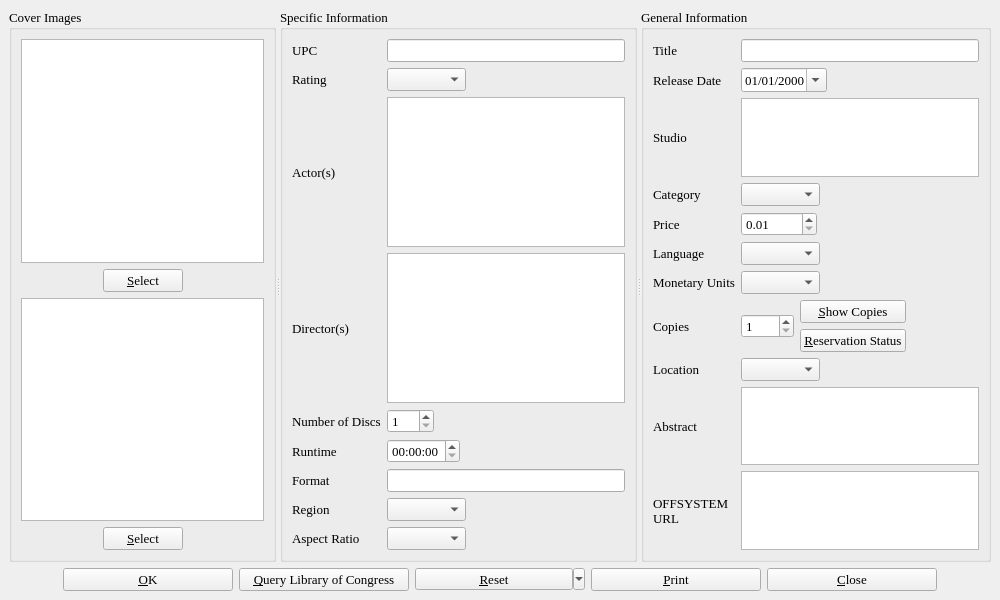
First picture: the form in dvdinfo.ui, repository textbrowser/biblioteq, before the edit.
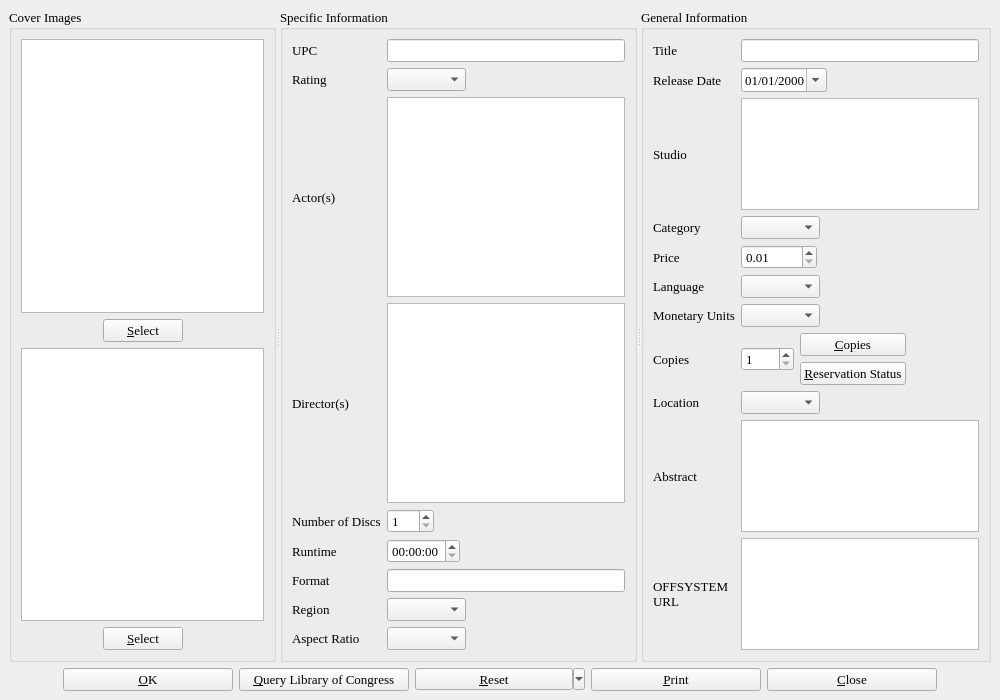
Second picture: the form after the edit. Icons and pictures are not drawn. Custom widgets are drawn as their Qt base class.

```diff
--- a/dvdinfo.ui
+++ b/dvdinfo.ui
@@ -6,13 +6,13 @@
     <x>0</x>
     <y>0</y>
     <width>1000</width>
-    <height>600</height>
+    <height>700</height>
    </rect>
   </property>
   <property name="minimumSize" >
    <size>
     <width>1000</width>
-    <height>600</height>
+    <height>700</height>
    </size>
   </property>
   <property name="font" >
@@ -47,12 +47,6 @@
           <property name="toolTip" >
            <string>Front Cover Image</string>
           </property>
-          <property name="verticalScrollBarPolicy" >
-           <enum>Qt::ScrollBarAsNeeded</enum>
-          </property>
-          <property name="horizontalScrollBarPolicy" >
-           <enum>Qt::ScrollBarAsNeeded</enum>
-          </property>
          </widget>
         </item>
         <item>
@@ -103,12 +97,6 @@
           <property name="toolTip" >
            <string>Back Cover Image</string>
           </property>
-          <property name="verticalScrollBarPolicy" >
-           <enum>Qt::ScrollBarAsNeeded</enum>
-          </property>
-          <property name="horizontalScrollBarPolicy" >
-           <enum>Qt::ScrollBarAsNeeded</enum>
-          </property>
          </widget>
         </item>
         <item>
@@ -829,7 +817,7 @@
                </font>
               </property>
               <property name="text" >
-               <string>&amp;Show Copies</string>
+               <string>&amp;Copies</string>
               </property>
               <property name="icon" >
                <iconset>icons.d/16x16/editcopy.png</iconset>
```
